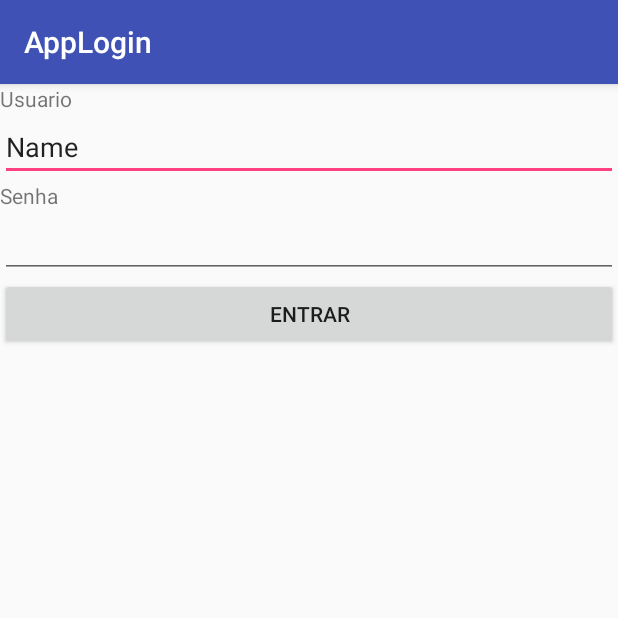
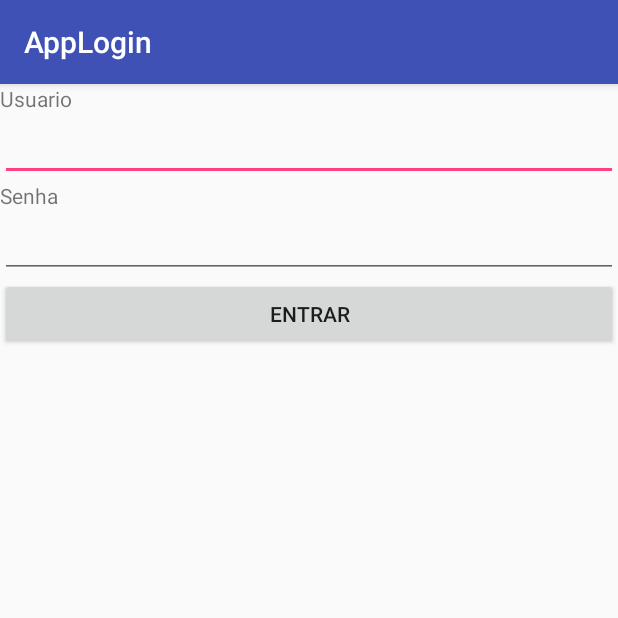
Before and after one commit to hemlysteglich/ListaTarefa, an Android app: the screen it shows after launch (MainActivity), on a phone screen of 412 x 824 dp, the top half of it. Run offline under Robolectric (Android 15) with nearby library versions, the phone set to English and light mode, and no system bars.

Commit message:
Correção

```diff
--- a/app/src/main/res/layout/activity_main.xml
+++ b/app/src/main/res/layout/activity_main.xml
@@ -18,8 +18,7 @@
         android:layout_width="match_parent"
         android:layout_height="wrap_content"
         android:ems="10"
-        android:inputType="textPersonName"
-        android:text="Name" />
+        android:inputType="textPersonName" />
 
     <TextView
         android:id="@+id/textView2"
```
